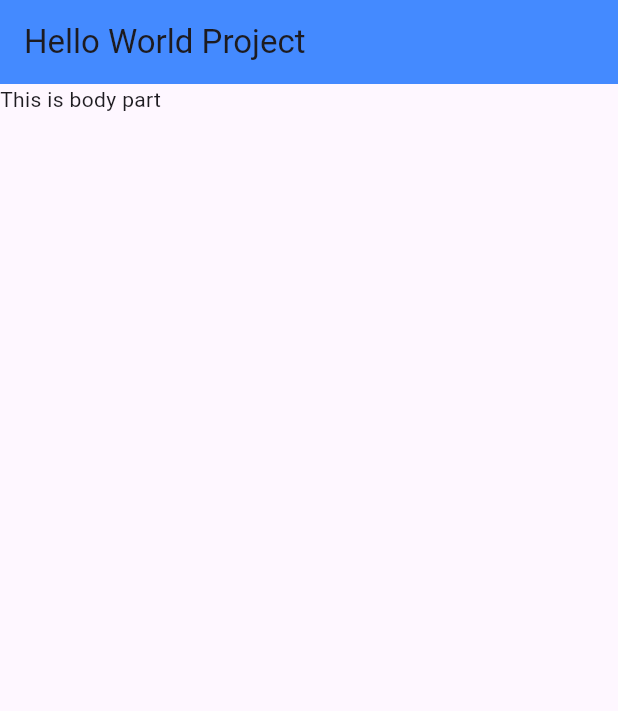
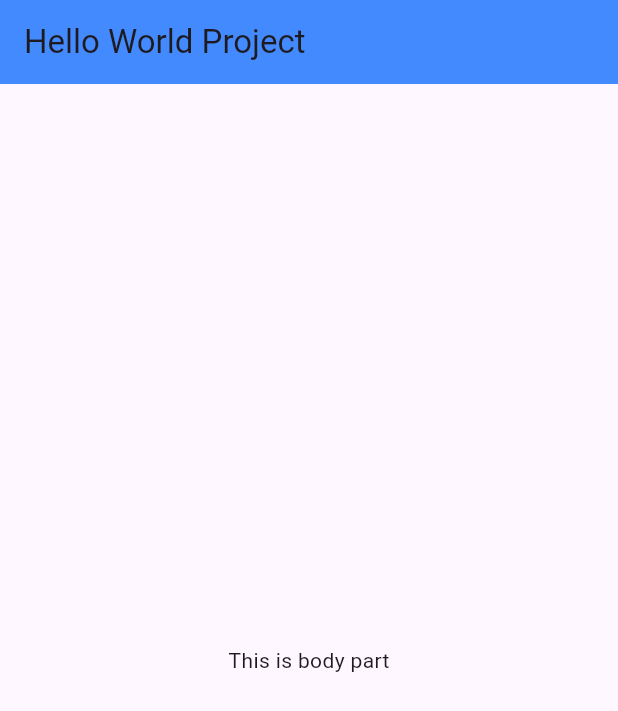
Before and after one commit to Clear20-22/Flutter-Projects, a Flutter app: the screen it shows after launch, on a phone screen of 412 x 824 dp. Shown: the top 711 px of the screen. Run offline on Flutter 3.47's test engine with Material 3 defaults, Android fonts, the phone set to English and light mode, and no system bars.

Commit message:
change commit

```diff
--- a/simple_hello_world/lib/main.dart
+++ b/simple_hello_world/lib/main.dart
@@ -19,7 +19,9 @@ class Home extends StatelessWidget {
   Widget build(BuildContext context) {
     return Scaffold(
       appBar: AppBar(title: Text('Hello World Project'),backgroundColor: Colors.blueAccent,),
-      body: Text('This is body part'),
+body: Center(child: Text('This is body part')),
+
+
     );
   }
 }
```
